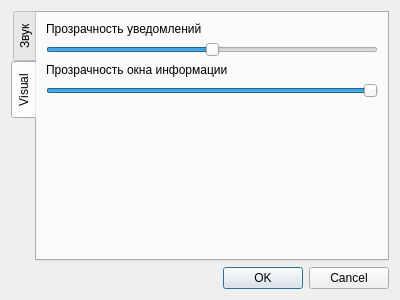
Before: the Qt Designer form src/Dialog.ui in proDOOMman/GodvilleQT, drawn with Qt 5.
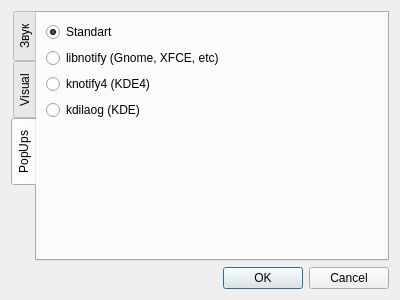
After: the same form once the commit is applied.

Diff of the .ui file:
```diff
--- a/src/Dialog.ui
+++ b/src/Dialog.ui
@@ -20,7 +20,7 @@
       <enum>QTabWidget::West</enum>
      </property>
      <property name="currentIndex">
-      <number>1</number>
+      <number>2</number>
      </property>
      <widget class="QWidget" name="soundTab">
       <attribute name="title">
@@ -124,6 +124,9 @@
       </layout>
      </widget>
      <widget class="QWidget" name="visual">
+      <property name="enabled">
+       <bool>false</bool>
+      </property>
       <attribute name="title">
        <string>Visual</string>
       </attribute>
@@ -183,6 +186,60 @@
        </item>
       </layout>
      </widget>
+     <widget class="QWidget" name="tab">
+      <attribute name="title">
+       <string>PopUps</string>
+      </attribute>
+      <layout class="QVBoxLayout" name="verticalLayout_4">
+       <item>
+        <widget class="QRadioButton" name="notify_standart">
+         <property name="text">
+          <string>Standart</string>
+         </property>
+         <property name="checked">
+          <bool>true</bool>
+         </property>
+        </widget>
+       </item>
+       <item>
+        <widget class="QRadioButton" name="notify_libnotify">
+         <property name="text">
+          <string>libnotify (Gnome, XFCE, etc)</string>
+         </property>
+        </widget>
+       </item>
+       <item>
+        <widget class="QRadioButton" name="notify_knotify4">
+         <property name="enabled">
+          <bool>true</bool>
+         </property>
+         <property name="text">
+          <string>knotify4 (KDE4)</string>
+         </property>
+        </widget>
+       </item>
+       <item>
+        <widget class="QRadioButton" name="notify_knotify3">
+         <property name="text">
+          <string>kdilaog (KDE)</string>
+         </property>
+        </widget>
+       </item>
+       <item>
+        <spacer name="verticalSpacer_3">
+         <property name="orientation">
+          <enum>Qt::Vertical</enum>
+         </property>
+         <property name="sizeHint" stdset="0">
+          <size>
+           <width>20</width>
+           <height>40</height>
+          </size>
+         </property>
+        </spacer>
+       </item>
+      </layout>
+     </widget>
     </widget>
    </item>
    <item>
```
Left out of the diff: 3 changed lines with no effect on the pictures.
